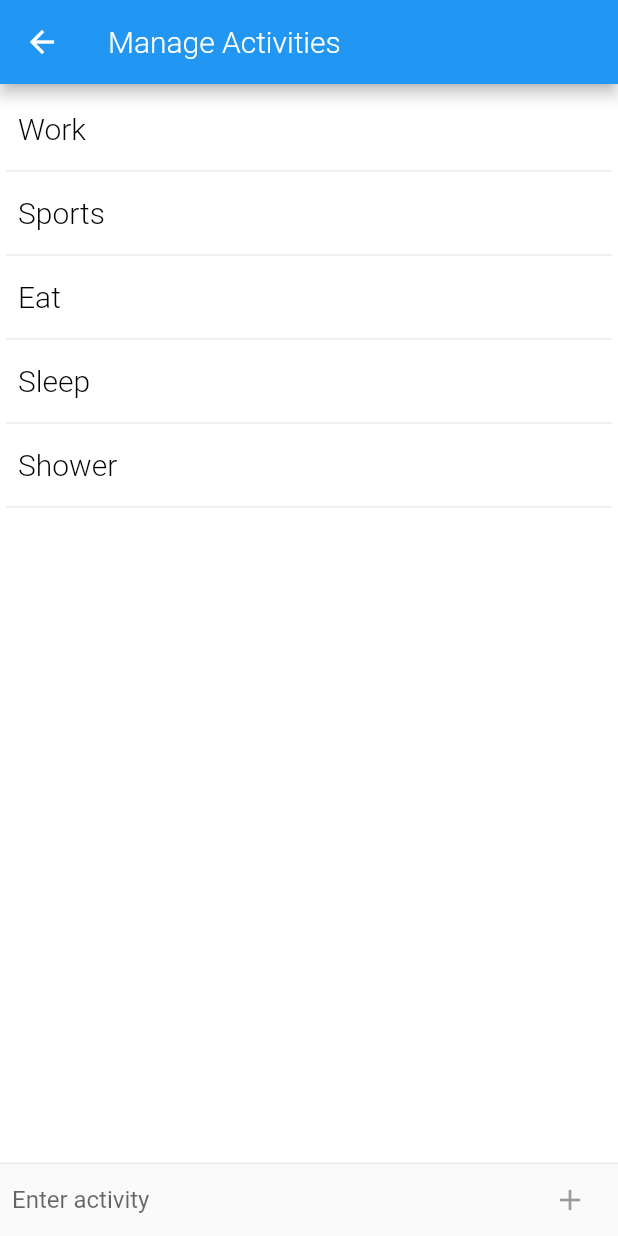
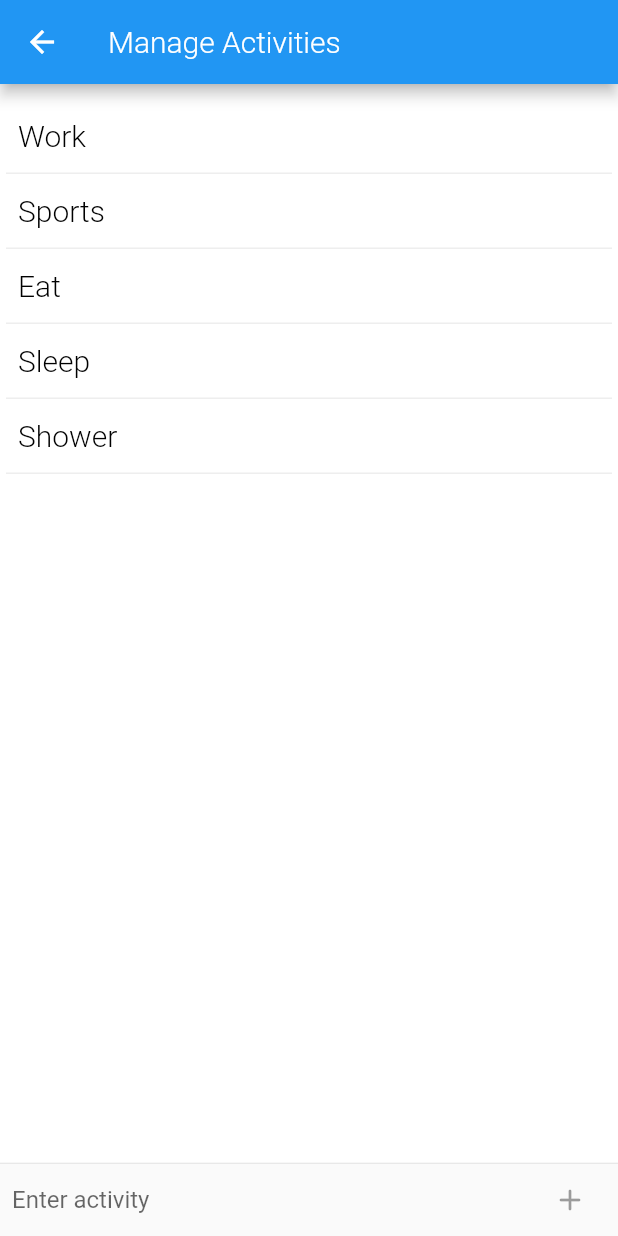
Before and after one commit to coffeecoding/EazyTime, a Flutter app: the screen it shows after launch, scrolled down 192 dp, after a tap on "Manage Activities", on a phone screen of 412 x 824 dp. Run offline on Flutter 3.47's test engine with Material 2 defaults, Android fonts, the phone set to English and light mode, and no system bars; our stand-ins replace charts_flutter.

Commit message:
Better display of listview without dividers!!

```diff
--- a/lib/activity_manager.dart
+++ b/lib/activity_manager.dart
@@ -33,8 +33,7 @@ class _ActivityManagerState extends State<ActivityManager> {
               Flexible(
                 child: ListView.builder(
                   padding: EdgeInsets.symmetric(vertical: 10.0, horizontal: 4.0),
-                  itemBuilder: (_, int i) => i.isEven
-                    ? Dismissible(
+                  itemBuilder: (_, int i) => Dismissible(
                         key: UniqueKey(),
                         background: Flexible(
                           child: Container(color: ColorSpec.myRed)
@@ -42,11 +41,11 @@ class _ActivityManagerState extends State<ActivityManager> {
                         onDismissed: (dir) => (activities.removeAt(i)),
                         child: Container(
                           alignment: Alignment.centerLeft,
-                          height: 40,
+                          decoration: BoxDecoration(border: Border(bottom: BorderSide(color: Colors.grey.shade200, width: 1.0))),
+                          height: 50,
                           padding: EdgeInsets.only(left: 8.0),
-                          child: Text(activities[i ~/ 2], style: NormalTextStyle(Colors.black))))
-                    : Divider(),
-                  itemCount: activities.length * 2
+                          child: Text(activities[i], style: NormalTextStyle(Colors.black)))),
+                  itemCount: activities.length
                 ),
               ),
               Divider(height: 1.0),
--- a/lib/main.dart
+++ b/lib/main.dart
@@ -66,10 +66,16 @@ class _MyHomePageState extends State<MyHomePage> {
         controller: _pageController,
         children: [
           Scaffold(
-            appBar: AppBar(title: Text('History', style: NormalTextStyle()), actions: [
-              IconButton(icon: Icon(Icons.arrow_forward), onPressed: () {
-                _pageController.animateToPage(1, duration:
-                Duration(milliseconds: 500), curve: Curves.easeOut); })
+            appBar: AppBar(
+                title: Text('History', style: NormalTextStyle()),
+                actions: [
+                  IconButton(
+                      icon: Icon(Icons.arrow_forward),
+                      onPressed: () {
+                        _pageController.animateToPage(1,
+                            duration: Duration(milliseconds: 500),
+                            curve: Curves.easeOut);
+                      })
                 ]),
             body: Container(
                 alignment: Alignment.center,
@@ -86,26 +92,61 @@ class _MyHomePageState extends State<MyHomePage> {
                                 height: 300,
                                 child: buildHistoryChart(context))),
                       ),
-                      Wrap(
-                        children: buildHistoryLegend()
-                      )
-                    ]
-                )),
+                      Wrap(children: buildHistoryLegend())
+                    ])),
           ),
           Column(
             children: [
-              Row(mainAxisAlignment: MainAxisAlignment.center, children: [
+              Flexible(
+                  child: DefaultTabController(
+                length: 2,
+                child: Scaffold(
+                  appBar: AppBar(
+                    backgroundColor: Colors.black,
+                    title: TabBar(tabs: [
+                      Tab(icon: Icon(Icons.album)),
+                      Tab(icon: Icon(Icons.bar_chart)),
+                    ]),
+                  ),
+                  body: TabBarView(
+                    children: [
                       Container(
-                  height: 100,
-                  child: buildTimeRow(context),
+                          alignment: Alignment.center,
+                          child: SizedBox(
+                              width: 500,
+                              height: 300,
+                              child: Center(child: buildPieChart(context)))),
+                      Container(
+                          alignment: Alignment.center,
+                          color: Colors.white,
+                          child: SizedBox(
+                              width: 200,
+                              height: 300,
+                              child:
+                                  Center(child: buildStackedChart(context)))),
+                    ],
+                  ),
+                ),
+              )),
+              Flexible(
+                child: Column(
+                  children: [
+                    Row(
+                        mainAxisAlignment: MainAxisAlignment.spaceBetween,
+                        children: [
+                          Container(
+                            height: 80,
+                            child: buildStartTime(context),
                           ),
                           Padding(
-                  padding: const EdgeInsets.symmetric(horizontal: 10.0),
+                            padding:
+                                const EdgeInsets.symmetric(horizontal: 10.0),
                             child: TextButton(
-                      child: Text('Select', style: ButtonTextStyle()),
+                                child: Text('Set', style: ButtonTextStyle()),
                                 onPressed: () async {
                                   TimeOfDay? picked = await showTimePicker(
-                            context: context, initialTime: TimeOfDay.now());
+                                      context: context,
+                                      initialTime: TimeOfDay.now());
                                   if (picked == null) return;
                                   _hour = picked.hour;
                                   _minute = picked.minute;
@@ -149,20 +190,25 @@ class _MyHomePageState extends State<MyHomePage> {
                                     color: Colors.white24))),
                       ],
                     ),
-              Row(
+                    Expanded(
+                      child: Row(
                         mainAxisAlignment: MainAxisAlignment.center,
                         children: [
                           TextButton(
-                      child: Text('Manage Activities', style: ButtonTextStyle()),
+                              child: Text('Manage Activities',
+                                  style: ButtonTextStyle()),
                               onPressed: () => {
                                     Navigator.push(
                                             context,
                                             MaterialPageRoute(
                                                 builder: (context) =>
-                                        ActivityManager(_activities))).then(onNavigateHere)
+                                                    ActivityManager(
+                                                        _activities)))
+                                        .then(onNavigateHere)
                                   }),
                           Padding(
-                    padding: const EdgeInsets.symmetric(horizontal: 10.0),
+                            padding:
+                                const EdgeInsets.symmetric(horizontal: 10.0),
                             child: ElevatedButton(
                                 onPressed: () {
                                   // Update current activity
@@ -185,7 +231,8 @@ class _MyHomePageState extends State<MyHomePage> {
                                                   onPressed: () {
                                                     Navigator.of(context).pop();
                                                   },
-                                          child: Text('Oh okay', style: ButtonTextStyle()))
+                                                  child: Text('Oh okay',
+                                                      style: ButtonTextStyle()))
                                             ],
                                           );
                                         });
@@ -197,8 +244,9 @@ class _MyHomePageState extends State<MyHomePage> {
                                     // adjust entries accordingly, i.e. split the one its in
                                     _entries[_idx].end = _selTime;
                                     // remove all later entries
-                            for (int i = _idx + 1; i < _entries.length; i++)
-                              _entries.removeAt(i);
+                                    for (int i = _idx + 1;
+                                        i < _entries.length;
+                                        i++) _entries.removeAt(i);
                                   }
                                   if (_entries.isNotEmpty) {
                                     Activity _current = _entries.last;
@@ -222,47 +270,23 @@ class _MyHomePageState extends State<MyHomePage> {
 
                                   setState(() {});
                                 },
-                        child: Text('Set Selected', style: ButtonTextStyle())),
+                                child:
+                                    Text('Switch', style: ButtonTextStyle())),
                           ),
                         ],
                       ),
-              Flexible(
-                  child: DefaultTabController(
-                length: 2,
-                child: Scaffold(
-                  appBar: AppBar(
-                    backgroundColor: Colors.black,
-                    title: TabBar(tabs: [
-                      Tab(icon: Icon(Icons.album)),
-                      Tab(icon: Icon(Icons.bar_chart)),
-                    ]),
                     ),
-                  body: TabBarView(
-                    children: [
-                      Container(
-                          alignment: Alignment.center,
-                          child: SizedBox(
-                              width: 500,
-                              height: 300,
-                              child: Center(child: buildPieChart(context)))),
-                      Container(
-                          alignment: Alignment.center,
-                          color: Colors.white,
-                          child: SizedBox(
-                              width: 200,
-                              height: 300,
-                              child:
-                                  Center(child: buildStackedChart(context)))),
                   ],
                 ),
               ),
-              )),
             ],
           ),
           Scaffold(
             appBar: AppBar(
                 leading: BackButton(onPressed: () {
-                  _pageController.animateToPage(1, duration: Duration(milliseconds: 500), curve: Curves.easeOut);
+                  _pageController.animateToPage(1,
+                      duration: Duration(milliseconds: 500),
+                      curve: Curves.easeOut);
                 }),
                 title: Text('All time statistics', style: NormalTextStyle())),
             body: Container(
@@ -277,18 +301,26 @@ class _MyHomePageState extends State<MyHomePage> {
   }
 
   onNavigateHere(dynamic val) {
-    setState(() { });
+    setState(() {});
   }
 
   List<Widget> buildHistoryLegend() {
-   return _activities.map((a) => Container(
-    height: 30, width: 80, child: Row(
+    return _activities
+        .map((a) => Container(
+              height: 30,
+              width: 80,
+              child: Row(
                 children: [
-       Container(height: 15, width: 15, margin: EdgeInsets.symmetric(horizontal: 4.0), color: Colors.blue),
+                  Container(
+                      height: 15,
+                      width: 15,
+                      margin: EdgeInsets.symmetric(horizontal: 4.0),
+                      color: Colors.blue),
                   Text(a, style: LegendTextStyle(Colors.black))
                 ],
               ),
-   )).toList();
+            ))
+        .toList();
   }
 
   Widget? buildAllTimeChart(BuildContext context) {
@@ -406,7 +438,7 @@ class _MyHomePageState extends State<MyHomePage> {
     ];
   }
 
-  Widget buildTimeRow(BuildContext context) {
+  Widget buildStartTime(BuildContext context) {
     return Column(
       mainAxisAlignment: MainAxisAlignment.center,
       children: [
```
Lines whose indentation alone changed are shown as unchanged.
